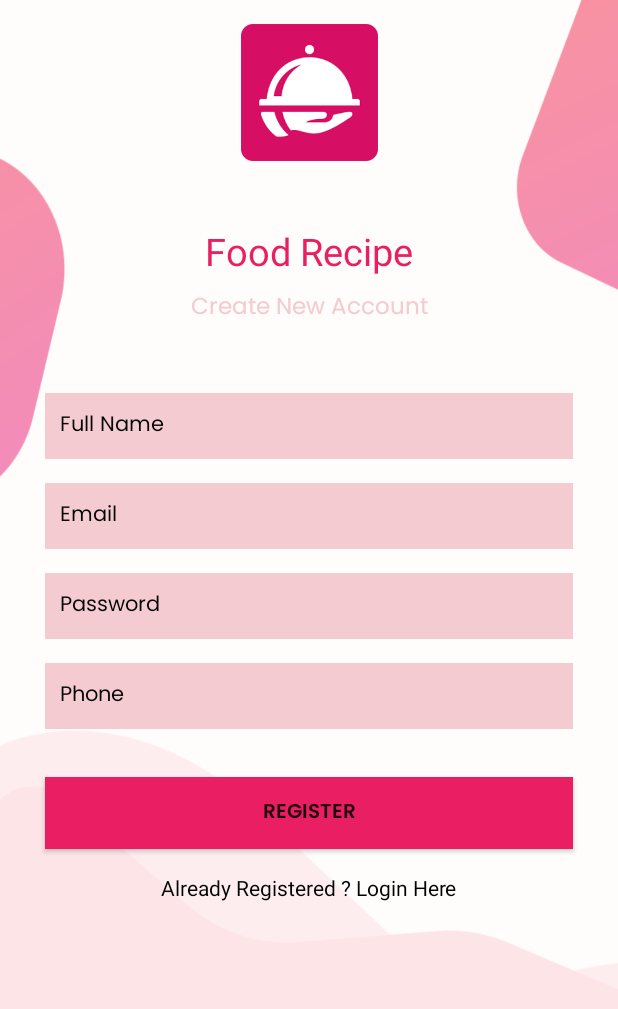
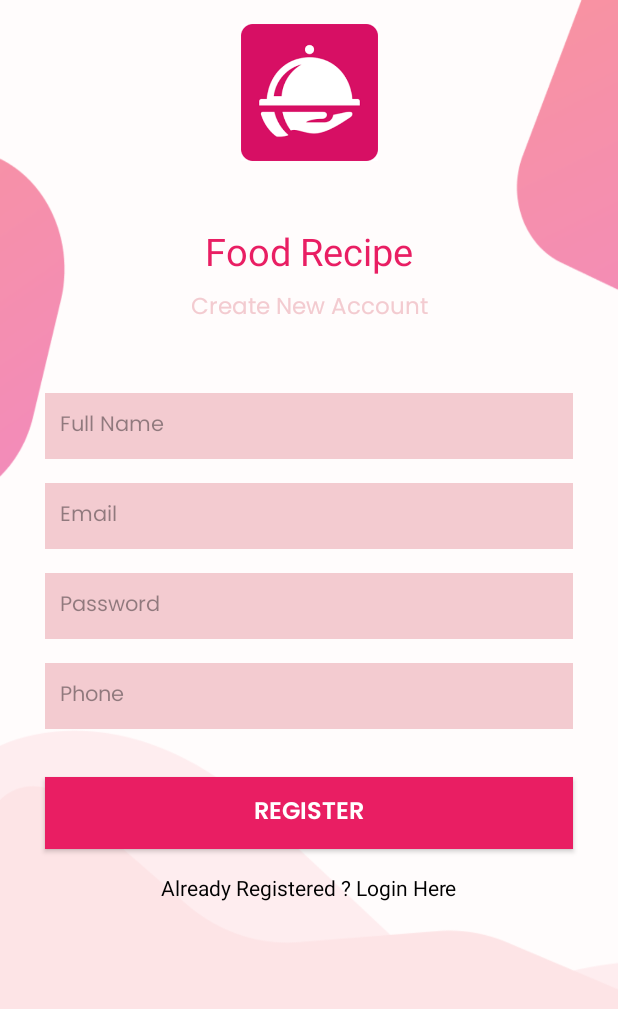
Before and after one commit to huyde140282/FinalPRM_H2M, an Android app: the screen it shows after launch (Register), on a phone screen of 412 x 824 dp. Shown: the top 1009 px of the screen. Run offline under Robolectric (Android 15) with nearby library versions, the phone set to English and light mode, and no system bars; our stand-ins replace Firebase (no records; nobody signed in at launch, a user with empty details on screens opened directly); Roboto replaces fonts that are not available here.

Commit message:
Update Layout

```diff
--- a/app/src/main/res/layout/activity_login.xml
+++ b/app/src/main/res/layout/activity_login.xml
@@ -48,7 +48,7 @@
         android:padding="10dp"
         android:singleLine="false"
         android:textColor="#000000"
-        android:textColorHint="#000000"
+        android:textColorHint="#6A060809"
         android:textSize="14sp"
         app:layout_constraintBottom_toBottomOf="parent"
         app:layout_constraintEnd_toEndOf="parent"
@@ -71,7 +71,7 @@
         android:inputType="textPassword"
         android:padding="10dp"
         android:textColor="#000000"
-        android:textColorHint="#000000"
+        android:textColorHint="#6A060809"
         android:textSize="14sp"
         app:layout_constraintEnd_toEndOf="parent"
         app:layout_constraintStart_toStartOf="parent"
@@ -88,7 +88,7 @@
         android:fontFamily="@font/poppins_bold"
         android:text="Login"
         android:textColor="#FFFFFF"
-        android:textSize="14sp"
+        android:textSize="16sp"
         app:layout_constraintEnd_toEndOf="parent"
         app:layout_constraintStart_toStartOf="parent"
         app:layout_constraintTop_toBottomOf="@+id/password" />
--- a/app/src/main/res/layout/activity_register.xml
+++ b/app/src/main/res/layout/activity_register.xml
@@ -47,7 +47,7 @@
         android:inputType="textPersonName"
         android:padding="10dp"
         android:textColor="#000000"
-        android:textColorHint="#000000"
+        android:textColorHint="#6A060809"
         android:textSize="14sp"
         app:layout_constraintBottom_toBottomOf="parent"
         app:layout_constraintEnd_toEndOf="parent"
@@ -69,8 +69,8 @@
         android:hint="Email"
         android:inputType="textEmailAddress"
         android:padding="10dp"
-        android:textColor="#FFFFFF"
-        android:textColorHint="#000000"
+        android:textColor="#000000"
+        android:textColorHint="#6A060809"
         android:textSize="14sp"
         app:layout_constraintEnd_toEndOf="parent"
         app:layout_constraintStart_toStartOf="parent"
@@ -89,8 +89,8 @@
         android:hint="Password"
         android:inputType="textPassword"
         android:padding="10dp"
-        android:textColor="#FFFFFF"
-        android:textColorHint="#000000"
+        android:textColor="#000000"
+        android:textColorHint="#6A060809"
         android:textSize="14sp"
         app:layout_constraintEnd_toEndOf="parent"
         app:layout_constraintStart_toStartOf="parent"
@@ -109,8 +109,8 @@
         android:hint="Phone"
         android:inputType="textPhonetic"
         android:padding="10dp"
-        android:textColor="#FFFFFF"
-        android:textColorHint="#000000"
+        android:textColor="#000000"
+        android:textColorHint="#6A060809"
         android:textSize="14sp"
         app:layout_constraintEnd_toEndOf="parent"
         app:layout_constraintStart_toStartOf="parent"
@@ -126,7 +126,8 @@
         android:background="#E91E63"
         android:fontFamily="@font/poppins_semibold"
         android:text="Register"
-        android:textSize="13sp"
+        android:textColor="#FFFFFF"
+        android:textSize="16sp"
         app:layout_constraintEnd_toEndOf="parent"
         app:layout_constraintStart_toStartOf="parent"
         app:layout_constraintTop_toBottomOf="@+id/phone" />
```
